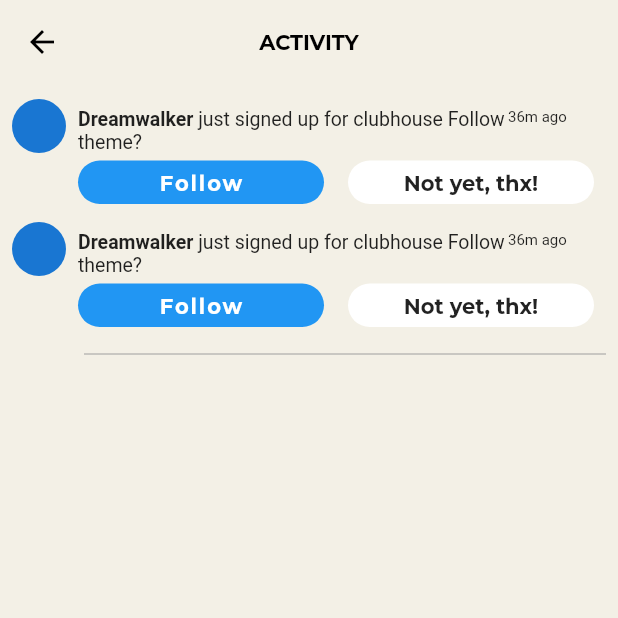
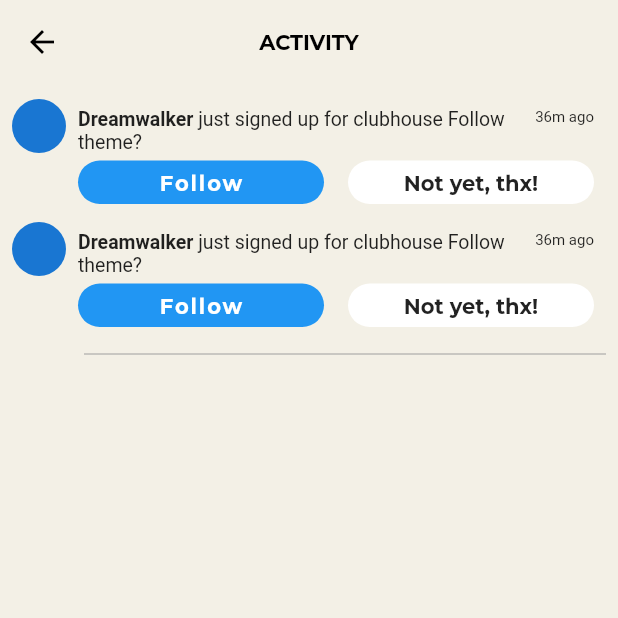
Before and after one commit to JAICHANGPARK/flutter_notebook_11th_story, a Flutter app: the NotificationPage screen opened directly, on a phone screen of 412 x 824 dp, the top half of it. Run offline on Flutter 3.47's test engine with Material 2 defaults, Android fonts, the phone set to English and light mode, and no system bars; our stand-ins replace backdrop, badges, flutter_inner_drawer, flutter_slidable, google_fonts.

Commit message:
Update notification_page.dart

```diff
--- a/lib/ep701_clubhouse/ui/notification_page.dart
+++ b/lib/ep701_clubhouse/ui/notification_page.dart
@@ -68,9 +68,12 @@ class _NotificationPageState extends State<NotificationPage> {
                                       ),
                                       Expanded(
                                           flex: 2,
+                                          child: Align(
+                                            alignment: Alignment.topRight,
                                             child: Text("36m ago",style: TextStyle(
                                                 fontSize: 10
-                                      ),))
+                                            ),),
+                                          ))
                                     ],
                                   ),
                                 ),
@@ -159,9 +162,12 @@ class _NotificationPageState extends State<NotificationPage> {
                                       ),
                                       Expanded(
                                           flex: 2,
+                                          child: Align(
+                                            alignment: Alignment.topRight,
                                             child: Text("36m ago",style: TextStyle(
                                                 fontSize: 10
-                                          ),))
+                                            ),),
+                                          ))
                                     ],
                                   ),
                                 ),
```
Lines whose indentation alone changed are shown as unchanged.
